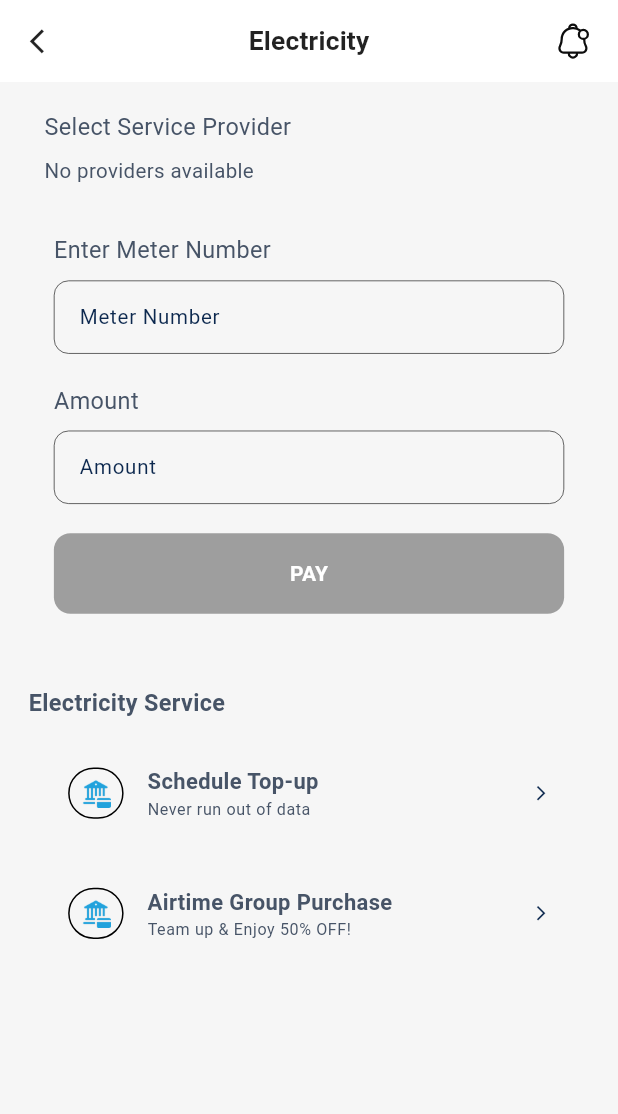
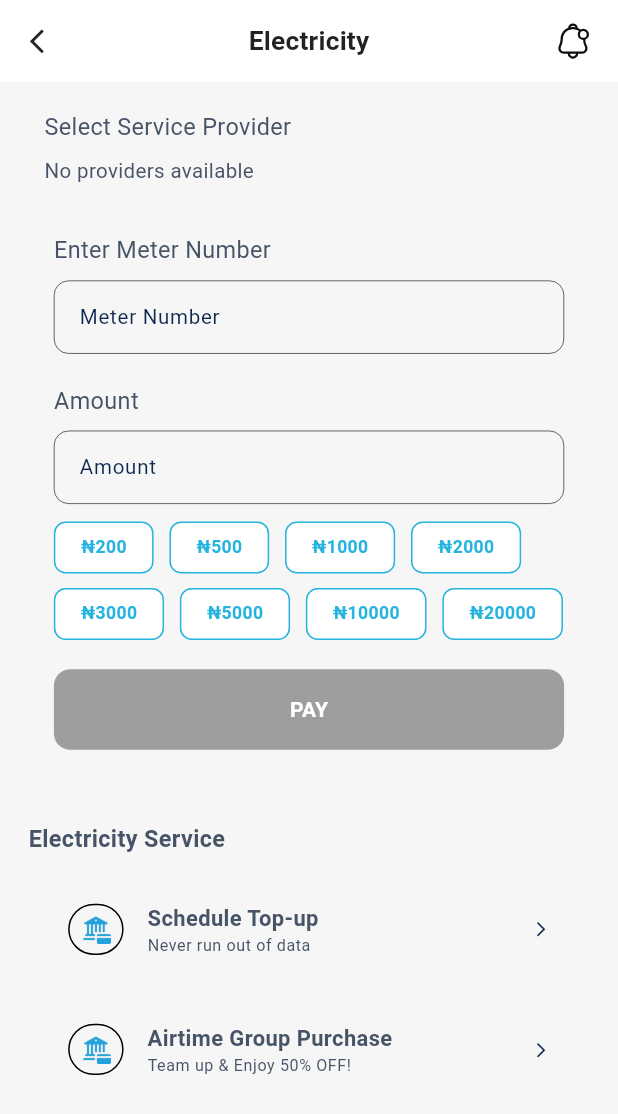
Before and after one commit to Bia-pay/bia_mobile, a Flutter app: the Electricity screen opened by its route, on a phone screen of 412 x 824 dp. Shown: the top 1114 px of the screen. Run offline on Flutter 3.47's test engine with Material 3 defaults, Android fonts, the phone set to English and light mode, and no system bars; our stand-ins replace audioplayers, camera, device_info_plus, firebase_core, firebase_messaging, flutter_animate and 21 more; missing offline and left inert: flutter_sliding_toast, media_store_plus, mobile_scanner, network_info_plus, record; accounts and stored records are empty; project files that could hold a hidden picture were left out.

```diff
--- a/lib/feature/dashboard/dashboardcontroller/notification_notifier.dart
+++ b/lib/feature/dashboard/dashboardcontroller/notification_notifier.dart
@@ -1,7 +1,6 @@
 import 'package:flutter_riverpod/flutter_riverpod.dart';
 import '../dashboard_repo/repo.dart';
 import '../model/notification_model.dart';
-import '../model/pagination_model.dart';
 import 'unread_count_notifier.dart';
 
 class NotificationState {
--- a/lib/feature/dashboard/pages/vtu/utility/utility.dart
+++ b/lib/feature/dashboard/pages/vtu/utility/utility.dart
@@ -228,6 +228,7 @@ class _CardOneState extends State<CardOne> {
   Timer? _debounce;
   String? _customerName;
   String? _address;
+  String? _minPurchaseAmount;
   bool _isVerifying = false;
 
   bool showMeterLengthWarning = false;
@@ -242,10 +243,13 @@ class _CardOneState extends State<CardOne> {
         _customerName != "Invalid meter" &&
         !_isVerifying;
 
-    final isAmountValid = amount >= 100;
+    double minAmount = 0;
+    if (_minPurchaseAmount != null && _minPurchaseAmount!.isNotEmpty) {
+      minAmount = double.tryParse(_minPurchaseAmount!) ?? 0;
+    }
+
+    final isAmountValid = amount > 0 && amount >= minAmount;
     final hasSufficientBalance = amount <= balance;
-
-    bool showMinimumAmountWarning = false;
 
     return widget.selectedProvider != null &&
         isMeterValid &&
@@ -265,13 +269,18 @@ class _CardOneState extends State<CardOne> {
   void _validateAmount(int amount) {
     final balance = _getWalletBalance();
 
+    double minAmount = 0;
+    if (_minPurchaseAmount != null && _minPurchaseAmount!.isNotEmpty) {
+      minAmount = double.tryParse(_minPurchaseAmount!) ?? 0;
+    }
+
     setState(() {
       walletBalance = balance;
 
       showInsufficientFundsWarning = amount > 0 && amount > balance;
 
       showMinimumAmountWarning =
-          amount > 0 && amount < 100;
+          amount > 0 && amount < minAmount;
     });
   }
 
@@ -282,6 +291,7 @@ class _CardOneState extends State<CardOne> {
       showMeterLengthWarning = value.isNotEmpty && value.length < 13;
       _customerName = null; // reset until valid
       _address = null;
+      _minPurchaseAmount = null;
     });
 
     // 🚫 Don't verify if not 13 digits
@@ -331,14 +341,20 @@ class _CardOneState extends State<CardOne> {
       setState(() {
         _customerName = result['Customer_Name'];
         _address = result['Address'];
+        _minPurchaseAmount = result['Min_Purchase_Amount']?.toString();
         _isVerifying = false;
       });
+      final amount = int.tryParse(_amountController.text) ?? 0;
+      _validateAmount(amount);
     } else {
       setState(() {
         _customerName = "Invalid meter";
         _address = "";
+        _minPurchaseAmount = null;
         _isVerifying = false;
       });
+      final amount = int.tryParse(_amountController.text) ?? 0;
+      _validateAmount(amount);
     }
   }
 
@@ -498,6 +514,14 @@ class _CardOneState extends State<CardOne> {
                               fontSize: isTablet ? 14.sp : 12.sp,
                             ),
                           ),
+                        if (_customerName != "Invalid meter" && _minPurchaseAmount != null && _minPurchaseAmount!.isNotEmpty)
+                          Text(
+                            'Min Amount: ₦$_minPurchaseAmount',
+                            style: theme.textTheme.bodyMedium?.copyWith(
+                              fontSize: isTablet ? 14.sp : 12.sp,
+                              color: Colors.grey.shade600,
+                            ),
+                          ),
                       ],
                     ),
                   ),
@@ -539,6 +563,47 @@ class _CardOneState extends State<CardOne> {
                     ],
                   ),
                 ),
+                SizedBox(height: isTablet ? 16.h : 12.h),
+                Wrap(
+                  spacing: 10.w,
+                  runSpacing: 10.h,
+                  children: [200, 500, 1000, 2000, 3000, 5000, 10000, 20000].map((presetAmount) {
+                    double minAmount = 0;
+                    if (_minPurchaseAmount != null && _minPurchaseAmount!.isNotEmpty) {
+                      minAmount = double.tryParse(_minPurchaseAmount!) ?? 0;
+                    }
+                    final isEnabled = presetAmount >= minAmount;
+
+                    return GestureDetector(
+                      onTap: isEnabled
+                          ? () {
+                              _amountController.text = presetAmount.toString();
+                              _validateAmount(presetAmount);
+                              setState(() {});
+                            }
+                          : null,
+                      child: Container(
+                        padding: EdgeInsets.symmetric(horizontal: 16.w, vertical: 8.h),
+                        decoration: BoxDecoration(
+                          color: isEnabled ? Colors.white : Colors.grey.shade200,
+                          border: Border.all(
+                            color: isEnabled ? primaryColor : Colors.grey.shade300,
+                            width: 1,
+                          ),
+                          borderRadius: BorderRadius.circular(8.r),
+                        ),
+                        child: Text(
+                          '₦$presetAmount',
+                          style: theme.textTheme.bodyMedium?.copyWith(
+                            color: isEnabled ? primaryColor : Colors.grey.shade500,
+                            fontWeight: FontWeight.w600,
+                            fontSize: isTablet ? 14.sp : 12.sp,
+                          ),
+                        ),
+                      ),
+                    );
+                  }).toList(),
+                ),
                 if (showMinimumAmountWarning)
                   Padding(
                     padding: EdgeInsets.only(top: 6.h, left: 4.w),
@@ -549,7 +614,7 @@ class _CardOneState extends State<CardOne> {
                         SizedBox(width: 4.w),
                         Expanded(
                           child: Text(
-                            "Minimum amount is ₦100",
+                            "Minimum amount is ₦${_minPurchaseAmount ?? '0'}",
                             style: TextStyle(
                               color: errorColor,
                               fontWeight: FontWeight.w600,
```
Also changed, not shown: lib/feature/dashboard/dashboardcontroller/provider.dart (+59 -85 lines), lib/feature/dashboard/model/notification_model.dart (+21 -1 lines), lib/feature/dashboard/model/pagination_model.dart (deleted, +0 -20 lines), lib/feature/dashboard/model/recent_transaction.dart (+5 -13 lines), lib/feature/dashboard/pages/transaction_history.dart (+99 -20 lines).
